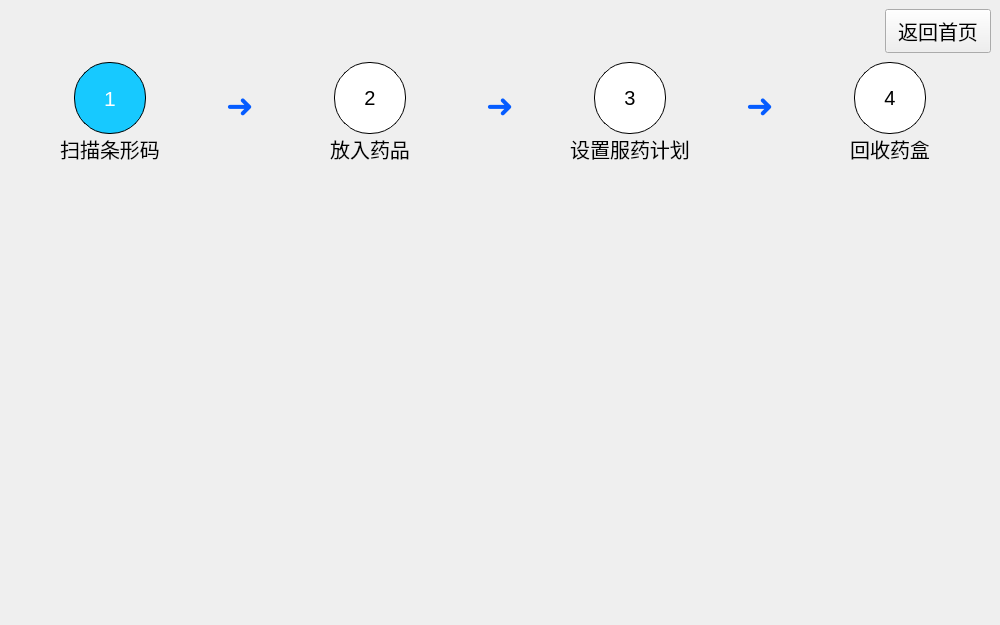
Above: store_page.ui from tongvvv/medicineBox before the change. Below: the same form after it.
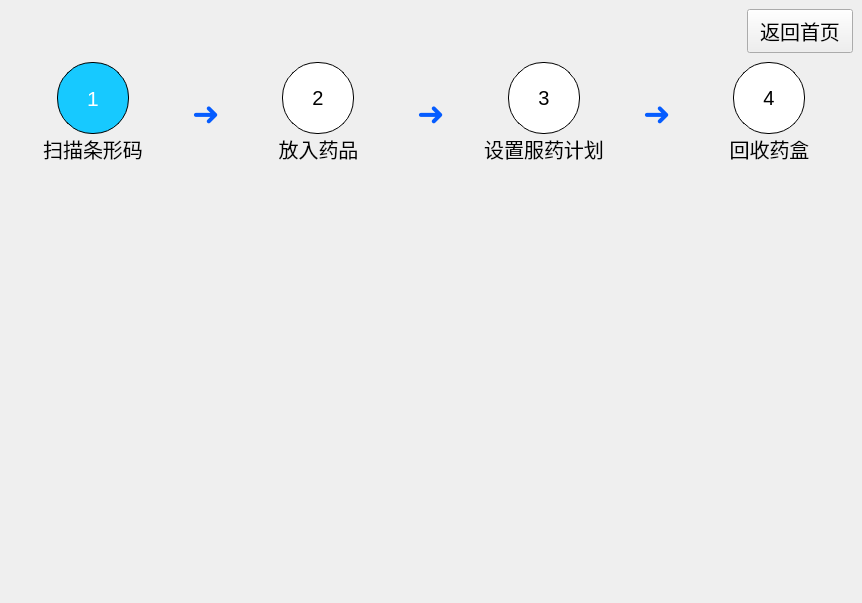
That is the form after the change.

The edit to the form file:
```diff
--- a/store_page.ui
+++ b/store_page.ui
@@ -6,14 +6,14 @@
    <rect>
     <x>0</x>
     <y>0</y>
-    <width>1000</width>
-    <height>625</height>
+    <width>862</width>
+    <height>603</height>
    </rect>
   </property>
   <property name="windowTitle">
    <string>Form</string>
   </property>
-  <layout class="QVBoxLayout" name="verticalLayout" stretch="2,6,18">
+  <layout class="QVBoxLayout" name="verticalLayout" stretch="2,4,18">
    <property name="spacing">
     <number>0</number>
    </property>
@@ -84,9 +84,6 @@
       <property name="rightMargin">
        <number>30</number>
       </property>
-      <property name="bottomMargin">
-       <number>0</number>
-      </property>
       <item>
        <widget class="QWidget" name="widget_3" native="true">
         <layout class="QVBoxLayout" name="verticalLayout_2">
@@ -181,7 +178,7 @@
           <height>16777215</height>
          </size>
         </property>
-        <layout class="QVBoxLayout" name="verticalLayout_6" stretch="5,4">
+        <layout class="QVBoxLayout" name="verticalLayout_6" stretch="5">
          <item>
           <widget class="QLabel" name="label_9">
            <property name="font">
@@ -203,19 +200,6 @@
            </property>
           </widget>
          </item>
-         <item>
-          <spacer name="verticalSpacer">
-           <property name="orientation">
-            <enum>Qt::Vertical</enum>
-           </property>
-           <property name="sizeHint" stdset="0">
-            <size>
-             <width>20</width>
-             <height>54</height>
-            </size>
-           </property>
-          </spacer>
-         </item>
         </layout>
        </widget>
       </item>
@@ -309,7 +293,7 @@
           <height>16777215</height>
          </size>
         </property>
-        <layout class="QVBoxLayout" name="verticalLayout_7" stretch="5,4">
+        <layout class="QVBoxLayout" name="verticalLayout_7" stretch="5">
          <item>
           <widget class="QLabel" name="label_10">
            <property name="font">
@@ -329,19 +313,6 @@
            </property>
           </widget>
          </item>
-         <item>
-          <spacer name="verticalSpacer_2">
-           <property name="orientation">
-            <enum>Qt::Vertical</enum>
-           </property>
-           <property name="sizeHint" stdset="0">
-            <size>
-             <width>20</width>
-             <height>54</height>
-            </size>
-           </property>
-          </spacer>
-         </item>
         </layout>
        </widget>
       </item>
@@ -440,7 +411,7 @@
           <height>16777215</height>
          </size>
         </property>
-        <layout class="QVBoxLayout" name="verticalLayout_8" stretch="5,4">
+        <layout class="QVBoxLayout" name="verticalLayout_8" stretch="5">
          <item>
           <widget class="QLabel" name="label_11">
            <property name="font">
@@ -460,19 +431,6 @@
            </property>
           </widget>
          </item>
-         <item>
-          <spacer name="verticalSpacer_3">
-           <property name="orientation">
-            <enum>Qt::Vertical</enum>
-           </property>
-           <property name="sizeHint" stdset="0">
-            <size>
-             <width>20</width>
-             <height>54</height>
-            </size>
-           </property>
-          </spacer>
-         </item>
         </layout>
        </widget>
       </item>
```
